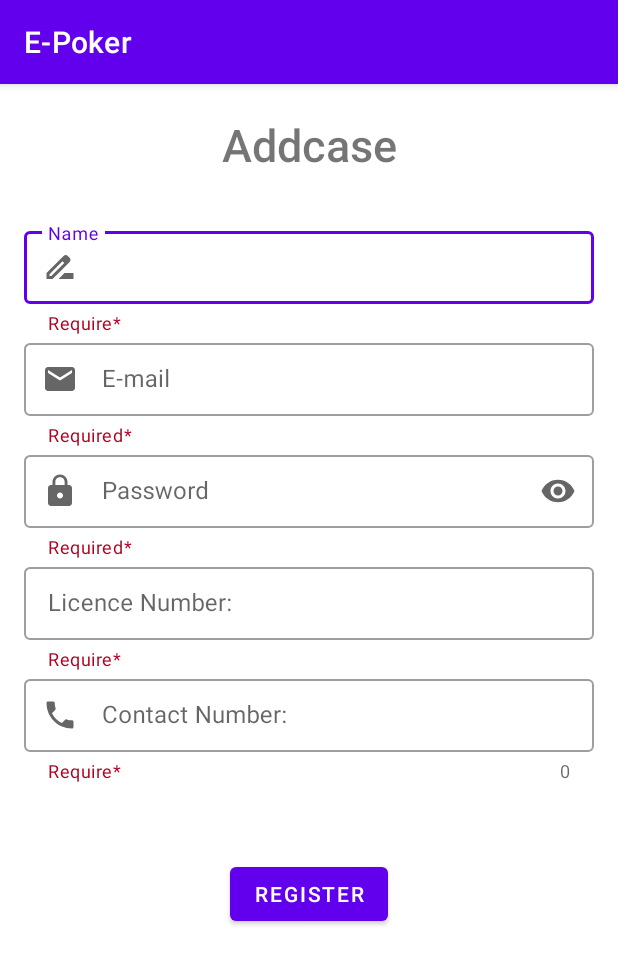
After one commit to nimeshkadecha/E-Poker, an Android app: the Addcase screen opened directly, with no data from a screen before it, on a phone screen of 412 x 824 dp. The commit adds this screen. Shown: the top 964 px of the screen. Run offline under Robolectric (Android 15) with nearby library versions, the phone set to English and light mode, and no system bars.

Commit message:
started adding case avtivity for admin to add case

```diff
--- a/EPoker/app/src/main/AndroidManifest.xml
+++ b/EPoker/app/src/main/AndroidManifest.xml
@@ -12,6 +12,13 @@
         android:supportsRtl="true"
         android:theme="@style/Theme.EPoker"
         tools:targetApi="31">
+        <activity
+            android:name=".Addcase"
+            android:exported="false">
+            <meta-data
+                android:name="android.app.lib_name"
+                android:value="" />
+        </activity>
         <activity
             android:name=".AdminCase"
             android:exported="false">
--- /dev/null
+++ b/EPoker/app/src/main/java/com/nimeshkadecha/e_poker/Addcase.java
@@ -0,0 +1,14 @@
+package com.nimeshkadecha.e_poker;
+
+import androidx.appcompat.app.AppCompatActivity;
+
+import android.os.Bundle;
+
+public class Addcase extends AppCompatActivity {
+
+    @Override
+    protected void onCreate(Bundle savedInstanceState) {
+        super.onCreate(savedInstanceState);
+        setContentView(R.layout.activity_addcase);
+    }
+}
--- a/EPoker/app/src/main/java/com/nimeshkadecha/e_poker/AdminCase.java
+++ b/EPoker/app/src/main/java/com/nimeshkadecha/e_poker/AdminCase.java
@@ -2,13 +2,26 @@ package com.nimeshkadecha.e_poker;
 
 import androidx.appcompat.app.AppCompatActivity;
 
+import android.annotation.SuppressLint;
+import android.content.Intent;
 import android.os.Bundle;
+import android.view.View;
+import android.widget.Button;
 
 public class AdminCase extends AppCompatActivity {
+    private Button addCase;
 
     @Override
     protected void onCreate(Bundle savedInstanceState) {
         super.onCreate(savedInstanceState);
         setContentView(R.layout.activity_admin_case);
+        addCase = findViewById(R.id.addCBtn);
+        addCase.setOnClickListener(new View.OnClickListener() {
+            @Override
+            public void onClick(View view) {
+                Intent goToAddcase = new Intent(AdminCase.this,Addcase.class);
+                startActivity(goToAddcase);
+            }
+        });
     }
 }
--- a/EPoker/app/src/main/java/com/nimeshkadecha/e_poker/MainActivity.java
+++ b/EPoker/app/src/main/java/com/nimeshkadecha/e_poker/MainActivity.java
@@ -61,6 +61,7 @@ public class MainActivity extends AppCompatActivity {
             public void onClick(View view) {
                 String emails = email.getText().toString();
                 String passwords = password.getText().toString();
+                //TODO : add SQLite database so that now when user is approved they get notified that request is either approved or reject ::User sqlite to store register information ::: then use querySnapshotListener to fetch data if approved == 1 and lic == the one store in sqlite then create notification
                 if (emails.equals("AdminNimesh") && passwords.equals("Nimesh123")) {
                     Intent intent = new Intent(MainActivity.this, Admin.class);
                     startActivity(intent);
--- /dev/null
+++ b/EPoker/app/src/main/res/layout/activity_addcase.xml
@@ -0,0 +1,163 @@
+<?xml version="1.0" encoding="utf-8"?>
+<androidx.constraintlayout.widget.ConstraintLayout xmlns:android="http://schemas.android.com/apk/res/android"
+    xmlns:app="http://schemas.android.com/apk/res-auto"
+    xmlns:tools="http://schemas.android.com/tools"
+    android:layout_width="match_parent"
+    android:layout_height="match_parent"
+    tools:context=".Addcase">
+
+    <TextView
+        android:id="@+id/head"
+        android:layout_width="wrap_content"
+        android:layout_height="wrap_content"
+        android:fontFamily="sans-serif-medium"
+        android:text="Addcase"
+        android:textSize="30sp"
+        android:layout_marginTop="20dp"
+        app:layout_constraintEnd_toEndOf="parent"
+        app:layout_constraintStart_toStartOf="parent"
+        app:layout_constraintTop_toTopOf="parent" />
+
+    <androidx.constraintlayout.widget.ConstraintLayout
+        android:id="@+id/constraintLayout2"
+        android:layout_width="wrap_content"
+        android:layout_height="wrap_content"
+        android:layout_marginStart="32dp"
+        android:layout_marginEnd="32dp"
+        app:layout_constraintEnd_toEndOf="parent"
+        app:layout_constraintStart_toStartOf="parent"
+        app:layout_constraintTop_toBottomOf="@+id/head">
+
+        <com.google.android.material.textfield.TextInputLayout
+            android:id="@+id/textInputLayoutName"
+            style="@style/TextInputLayout"
+            android:layout_width="380dp"
+            android:layout_height="wrap_content"
+            android:layout_marginTop="32dp"
+            android:hint="@string/name"
+            app:endIconMode="clear_text"
+            app:helperText="Require*"
+            app:helperTextTextColor="@color/design_default_color_error"
+            app:layout_constraintEnd_toEndOf="parent"
+            app:layout_constraintStart_toStartOf="parent"
+            app:layout_constraintTop_toTopOf="parent"
+            app:startIconDrawable="@drawable/ic_baseline_drive_file_rename_outline_24">
+
+            <com.google.android.material.textfield.TextInputEditText
+                android:id="@+id/rName"
+                android:layout_width="380dp"
+                android:layout_height="wrap_content"
+                android:textColorHint="#757575"
+                tools:ignore="TextContrastCheck" />
+        </com.google.android.material.textfield.TextInputLayout>
+
+        <com.google.android.material.textfield.TextInputLayout
+            android:id="@+id/textInputLayoutEmail"
+            style="@style/TextInputLayout"
+            android:layout_width="0dp"
+            android:layout_height="wrap_content"
+            android:hint="@string/e_mail"
+            app:endIconMode="clear_text"
+
+            app:helperText="Required*"
+            app:helperTextTextColor="@color/design_default_color_error"
+            app:layout_constraintEnd_toEndOf="parent"
+            app:layout_constraintStart_toStartOf="parent"
+            app:layout_constraintTop_toBottomOf="@+id/textInputLayoutName"
+            app:startIconDrawable="@drawable/ic_email">
+
+            <com.google.android.material.textfield.TextInputEditText
+                android:id="@+id/remail"
+                android:layout_width="match_parent"
+                android:layout_height="wrap_content"
+                android:inputType="textEmailAddress"
+                android:textColorHint="#757575"
+                tools:ignore="TextContrastCheck" />
+
+        </com.google.android.material.textfield.TextInputLayout>
+
+        <com.google.android.material.textfield.TextInputLayout
+            android:id="@+id/textInputLayoutPassword"
+            style="@style/TextInputLayout"
+
+            android:layout_width="0dp"
+            android:layout_height="wrap_content"
+            android:hint="@string/password"
+            app:endIconMode="password_toggle"
+            app:helperText="Required*"
+            app:helperTextTextColor="@color/design_default_color_error"
+            app:layout_constraintEnd_toEndOf="parent"
+            app:layout_constraintStart_toStartOf="parent"
+            app:layout_constraintTop_toBottomOf="@+id/textInputLayoutEmail"
+            app:startIconDrawable="@drawable/ic_baseline_lock_24">
+
+            <com.google.android.material.textfield.TextInputEditText
+                android:id="@+id/rpassword"
+                android:layout_width="match_parent"
+                android:layout_height="wrap_content"
+                android:inputType="textPassword"
+                tools:ignore="TextContrastCheck" />
+        </com.google.android.material.textfield.TextInputLayout>
+
+        <com.google.android.material.textfield.TextInputLayout
+            android:id="@+id/textInputLayoutGST_Number"
+            style="@style/TextInputLayout"
+
+            android:layout_width="380dp"
+            android:layout_height="wrap_content"
+            android:hint="@string/Lic_number"
+            app:endIconMode="clear_text"
+            app:helperText="Require*"
+            app:helperTextTextColor="@color/design_default_color_error"
+            app:layout_constraintEnd_toEndOf="parent"
+            app:layout_constraintStart_toStartOf="parent"
+            app:layout_constraintTop_toBottomOf="@+id/textInputLayoutPassword">
+
+            <com.google.android.material.textfield.TextInputEditText
+                android:id="@+id/rlic"
+                android:layout_width="match_parent"
+                android:layout_height="wrap_content"
+                tools:ignore="TextContrastCheck" />
+        </com.google.android.material.textfield.TextInputLayout>
+
+        <com.google.android.material.textfield.TextInputLayout
+            android:id="@+id/textInputLayout4"
+            style="@style/TextInputLayout"
+
+            android:layout_width="380dp"
+            android:layout_height="wrap_content"
+            android:hint="@string/contact_number"
+            app:counterEnabled="true"
+            app:endIconMode="clear_text"
+            app:helperText="Require*"
+            app:helperTextTextColor="@color/design_default_color_error"
+            app:layout_constraintEnd_toEndOf="parent"
+            app:layout_constraintStart_toStartOf="parent"
+            app:layout_constraintTop_toBottomOf="@+id/textInputLayoutGST_Number"
+            app:prefixText="+91"
+            app:startIconDrawable="@drawable/ic_phone">
+
+            <com.google.android.material.textfield.TextInputEditText
+                android:id="@+id/rcontactNumber"
+                android:layout_width="match_parent"
+                android:layout_height="wrap_content"
+                android:inputType="phone"
+                android:maxLength="10"
+                tools:ignore="TextContrastCheck" />
+        </com.google.android.material.textfield.TextInputLayout>
+
+
+    </androidx.constraintlayout.widget.ConstraintLayout>
+
+    <Button
+        android:id="@+id/register"
+        android:layout_width="wrap_content"
+        android:layout_height="wrap_content"
+        android:layout_marginTop="50dp"
+        android:text="@string/register"
+        app:layout_constraintEnd_toEndOf="@+id/constraintLayout2"
+        app:layout_constraintStart_toStartOf="@+id/constraintLayout2"
+        app:layout_constraintTop_toBottomOf="@+id/constraintLayout2"
+        tools:ignore="TextContrastCheck,DuplicateSpeakableTextCheck" />
+
+</androidx.constraintlayout.widget.ConstraintLayout>
--- a/EPoker/app/src/main/res/layout/activity_admin_case.xml
+++ b/EPoker/app/src/main/res/layout/activity_admin_case.xml
@@ -6,4 +6,19 @@
     android:layout_height="match_parent"
     tools:context=".AdminCase">
 
+    <Button
+        android:id="@+id/addCBtn"
+        android:layout_width="wrap_content"
+        android:layout_height="wrap_content"
+        android:text="AddCase"
+        app:layout_constraintEnd_toEndOf="parent"
+        app:layout_constraintStart_toStartOf="parent"
+        app:layout_constraintTop_toTopOf="parent" />
+
+    <androidx.recyclerview.widget.RecyclerView
+        android:layout_width="match_parent"
+        android:layout_height="wrap_content"
+        app:layout_constraintEnd_toEndOf="parent"
+        app:layout_constraintStart_toStartOf="parent"
+        app:layout_constraintTop_toBottomOf="@+id/addCBtn" />
 </androidx.constraintlayout.widget.ConstraintLayout>
```
Also changed, not shown: 36 other files.
